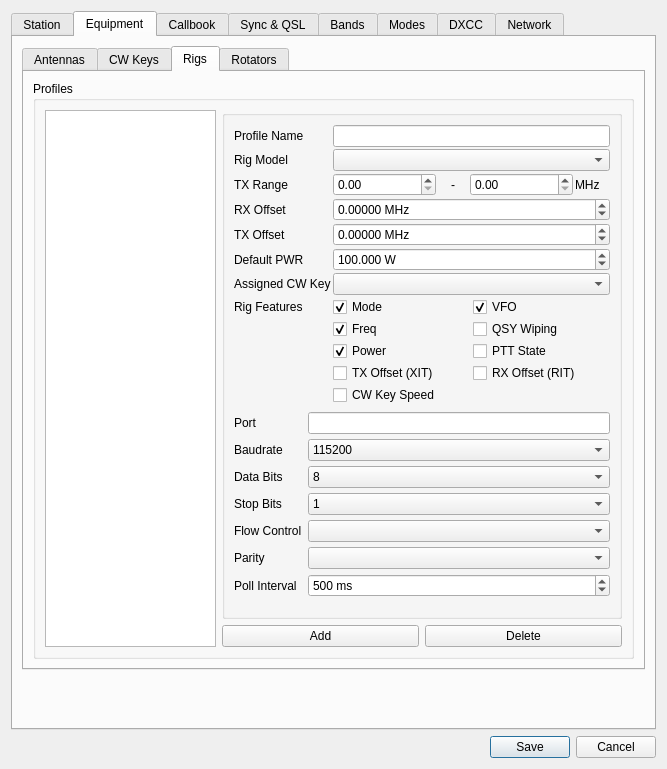
This is ui/SettingsDialog.ui in k5mcd/QLog as Qt 5 draws it before an edit. The edited form follows.
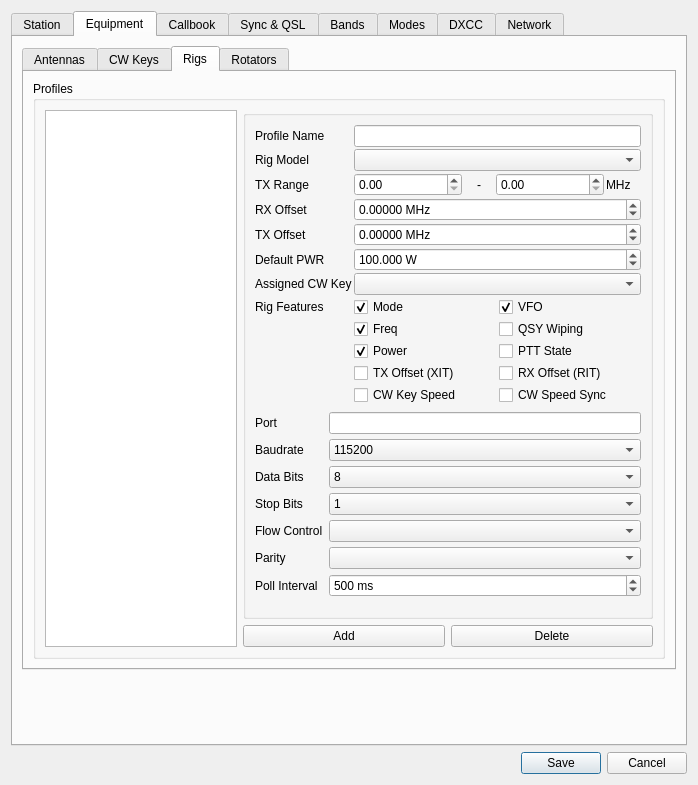
This is the edited form. The open tabs and pages were chosen to show the change. Icons and pictures are not drawn.

Commit message:
Fixed #139 - CW speed synchronisation
CW Speed is synchronized in case when connected key
is not MorseOverCAT and operator enabled this feature in Rig Setting

this synchronization can be used if, for example, Winkey is connected
to the rig and the rig (eg K3X) has a build-in key.
Then an operator can begin QSO via winkey or QLog and finish it via  build-in key
in the same CW Key speed.

What changed in the file:
```diff
--- a/ui/SettingsDialog.ui
+++ b/ui/SettingsDialog.ui
@@ -6,8 +6,8 @@
    <rect>
     <x>0</x>
     <y>0</y>
-    <width>667</width>
-    <height>769</height>
+    <width>698</width>
+    <height>785</height>
    </rect>
   </property>
   <property name="windowTitle">
@@ -1178,7 +1178,7 @@
                <widget class="QGroupBox" name="rigProfileGroup">
                 <property name="minimumSize">
                  <size>
-                  <width>400</width>
+                  <width>410</width>
                   <height>0</height>
                  </size>
                 </property>
@@ -1510,6 +1510,13 @@
                      </property>
                     </widget>
                    </item>
+                   <item>
+                    <widget class="QCheckBox" name="rigKeySpeedSyncCheckBox">
+                     <property name="text">
+                      <string>CW Speed Sync</string>
+                     </property>
+                    </widget>
+                   </item>
                   </layout>
                  </item>
                  <item row="15" column="0" colspan="2">
```
Left out of the diff: 17 changed lines with no effect on the pictures. The commit also changes 13 other files.
